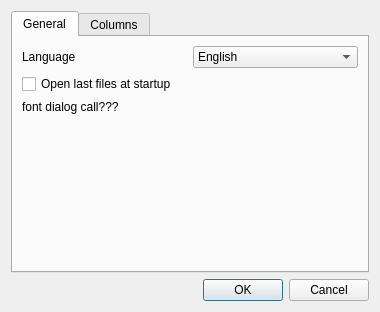
Qt form src/settingsdialog.ui (DarkHobbit/doublecontact) before a commit.
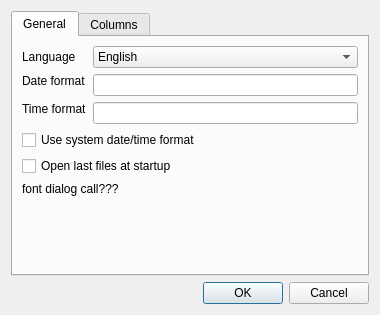
The same form after that commit.

Commit message: DateItem::toString divided by three d/t formats; draft for d/t format user setting

```diff
--- a/src/settingsdialog.ui
+++ b/src/settingsdialog.ui
@@ -7,13 +7,13 @@
     <x>0</x>
     <y>0</y>
     <width>380</width>
-    <height>312</height>
+    <height>315</height>
    </rect>
   </property>
   <property name="windowTitle">
    <string>Settings</string>
   </property>
-  <layout class="QVBoxLayout" name="verticalLayout">
+  <layout class="QVBoxLayout" name="verticalLayout_2">
    <item>
     <widget class="QTabWidget" name="tabWidget">
      <property name="currentIndex">
@@ -23,17 +23,17 @@
       <attribute name="title">
        <string>General</string>
       </attribute>
-      <layout class="QVBoxLayout" name="verticalLayout_2">
+      <layout class="QVBoxLayout" name="verticalLayout">
        <item>
-        <layout class="QHBoxLayout" name="horizontalLayout">
-         <item>
+        <layout class="QGridLayout" name="gridLayout_2">
+         <item row="0" column="0">
           <widget class="QLabel" name="lbLanguage">
            <property name="text">
             <string>Language</string>
            </property>
           </widget>
          </item>
-         <item>
+         <item row="0" column="1">
           <widget class="QComboBox" name="cbLanguage">
            <item>
             <property name="text">
@@ -47,8 +47,35 @@
            </item>
           </widget>
          </item>
+         <item row="1" column="0">
+          <widget class="QLabel" name="lbDateFormat">
+           <property name="text">
+            <string>Date format</string>
+           </property>
+          </widget>
+         </item>
+         <item row="1" column="1" rowspan="2">
+          <widget class="QLineEdit" name="leDateFormat"/>
+         </item>
+         <item row="2" column="0" rowspan="2">
+          <widget class="QLabel" name="lbTimeFormat">
+           <property name="text">
+            <string>Time format</string>
+           </property>
+          </widget>
+         </item>
+         <item row="3" column="1">
+          <widget class="QLineEdit" name="leTimeFormat"/>
+         </item>
         </layout>
        </item>
+       <item>
+        <widget class="QCheckBox" name="cbUseSystemDateTimeFormat">
+         <property name="text">
+          <string>Use system date/time format</string>
+         </property>
+        </widget>
+       </item>
        <item>
         <widget class="QCheckBox" name="cbOpenLastFilesAtStartup">
          <property name="text">
@@ -57,7 +84,7 @@
         </widget>
        </item>
        <item>
-        <widget class="QLabel" name="label">
+        <widget class="QLabel" name="labelTODO">
          <property name="text">
           <string notr="true">font dialog call???</string>
          </property>
```
The commit also changes 9 other files.
